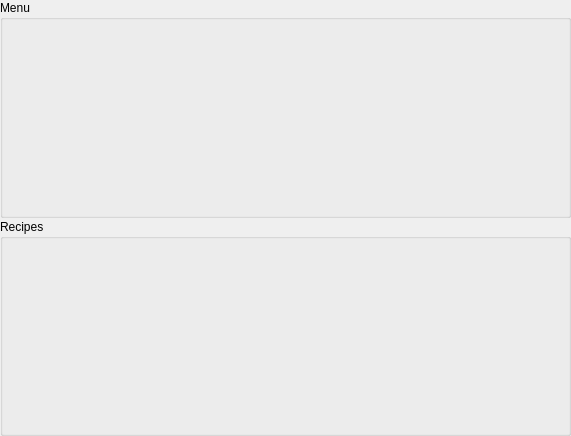
Before: the Qt Designer form FrontDesk/c5dishwidget.ui in End1-1/Cafe5, drawn with Qt 5.
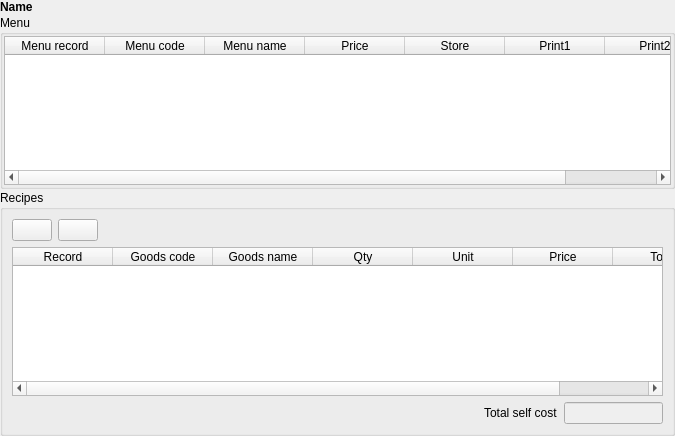
After: the same form once the commit is applied. Icons and pictures are not drawn. Custom widgets are drawn as their Qt base class.

```diff
--- a/FrontDesk/c5dishwidget.ui
+++ b/FrontDesk/c5dishwidget.ui
@@ -6,13 +6,13 @@
    <rect>
     <x>0</x>
     <y>0</y>
-    <width>571</width>
+    <width>675</width>
     <height>436</height>
    </rect>
   </property>
   <property name="minimumSize">
    <size>
-    <width>300</width>
+    <width>600</width>
     <height>0</height>
    </size>
   </property>
@@ -35,12 +35,87 @@
    <property name="bottomMargin">
     <number>0</number>
    </property>
+   <item>
+    <widget class="QLabel" name="lbName">
+     <property name="styleSheet">
+      <string notr="true">font-weight:bold;
+font-size:12px;</string>
+     </property>
+     <property name="text">
+      <string>Name</string>
+     </property>
+    </widget>
+   </item>
    <item>
     <widget class="QGroupBox" name="groupBox">
+     <property name="maximumSize">
+      <size>
+       <width>16777215</width>
+       <height>300</height>
+      </size>
+     </property>
      <property name="title">
       <string>Menu</string>
      </property>
-     <layout class="QHBoxLayout" name="hlMenu"/>
+     <layout class="QHBoxLayout" name="hlMenu">
+      <property name="leftMargin">
+       <number>1</number>
+      </property>
+      <property name="topMargin">
+       <number>1</number>
+      </property>
+      <property name="rightMargin">
+       <number>1</number>
+      </property>
+      <property name="bottomMargin">
+       <number>1</number>
+      </property>
+      <item>
+       <widget class="C5TableWidget" name="tblPricing">
+        <property name="maximumSize">
+         <size>
+          <width>16777215</width>
+          <height>16777215</height>
+         </size>
+        </property>
+        <column>
+         <property name="text">
+          <string>Menu record</string>
+         </property>
+        </column>
+        <column>
+         <property name="text">
+          <string>Menu code</string>
+         </property>
+        </column>
+        <column>
+         <property name="text">
+          <string>Menu name</string>
+         </property>
+        </column>
+        <column>
+         <property name="text">
+          <string>Price</string>
+         </property>
+        </column>
+        <column>
+         <property name="text">
+          <string>Store</string>
+         </property>
+        </column>
+        <column>
+         <property name="text">
+          <string>Print1</string>
+         </property>
+        </column>
+        <column>
+         <property name="text">
+          <string>Print2</string>
+         </property>
+        </column>
+       </widget>
+      </item>
+     </layout>
     </widget>
    </item>
    <item>
@@ -48,11 +123,175 @@
      <property name="title">
       <string>Recipes</string>
      </property>
-     <layout class="QHBoxLayout" name="hlRecipe"/>
+     <layout class="QVBoxLayout" name="verticalLayout_2">
+      <item>
+       <widget class="QWidget" name="widget" native="true">
+        <layout class="QHBoxLayout" name="horizontalLayout">
+         <property name="leftMargin">
+          <number>0</number>
+         </property>
+         <property name="topMargin">
+          <number>0</number>
+         </property>
+         <property name="rightMargin">
+          <number>0</number>
+         </property>
+         <property name="bottomMargin">
+          <number>0</number>
+         </property>
+         <item>
+          <widget class="QPushButton" name="btnAddRecipe">
+           <property name="text">
+            <string/>
+           </property>
+           <property name="icon">
+            <iconset resource="../resources/res.qrc">
+             <normaloff>:/add.png</normaloff>:/add.png</iconset>
+           </property>
+          </widget>
+         </item>
+         <item>
+          <widget class="QPushButton" name="btnRemoveRecipe">
+           <property name="text">
+            <string/>
+           </property>
+           <property name="icon">
+            <iconset resource="../resources/res.qrc">
+             <normaloff>:/remove.png</normaloff>:/remove.png</iconset>
+           </property>
+          </widget>
+         </item>
+         <item>
+          <spacer name="horizontalSpacer">
+           <property name="orientation">
+            <enum>Qt::Horizontal</enum>
+           </property>
+           <property name="sizeHint" stdset="0">
+            <size>
+             <width>584</width>
+             <height>20</height>
+            </size>
+           </property>
+          </spacer>
+         </item>
+        </layout>
+       </widget>
+      </item>
+      <item>
+       <widget class="C5TableWidget" name="tblRecipe">
+        <property name="sizePolicy">
+         <sizepolicy hsizetype="Expanding" vsizetype="Expanding">
+          <horstretch>0</horstretch>
+          <verstretch>2</verstretch>
+         </sizepolicy>
+        </property>
+        <column>
+         <property name="text">
+          <string>Record</string>
+         </property>
+        </column>
+        <column>
+         <property name="text">
+          <string>Goods code</string>
+         </property>
+        </column>
+        <column>
+         <property name="text">
+          <string>Goods name</string>
+         </property>
+        </column>
+        <column>
+         <property name="text">
+          <string>Qty</string>
+         </property>
+        </column>
+        <column>
+         <property name="text">
+          <string>Unit</string>
+         </property>
+        </column>
+        <column>
+         <property name="text">
+          <string>Price</string>
+         </property>
+        </column>
+        <column>
+         <property name="text">
+          <string>Total</string>
+         </property>
+        </column>
+       </widget>
+      </item>
+      <item>
+       <widget class="QWidget" name="widget_2" native="true">
+        <layout class="QHBoxLayout" name="horizontalLayout_2">
+         <property name="leftMargin">
+          <number>0</number>
+         </property>
+         <property name="topMargin">
+          <number>0</number>
+         </property>
+         <property name="rightMargin">
+          <number>0</number>
+         </property>
+         <property name="bottomMargin">
+          <number>0</number>
+         </property>
+         <item>
+          <spacer name="horizontalSpacer_2">
+           <property name="orientation">
+            <enum>Qt::Horizontal</enum>
+           </property>
+           <property name="sizeHint" stdset="0">
+            <size>
+             <width>473</width>
+             <height>20</height>
+            </size>
+           </property>
+          </spacer>
+         </item>
+         <item>
+          <widget class="QLabel" name="label">
+           <property name="text">
+            <string>Total self cost</string>
+           </property>
+          </widget>
+         </item>
+         <item>
+          <widget class="C5LineEdit" name="leTotal">
+           <property name="enabled">
+            <bool>false</bool>
+           </property>
+           <property name="maximumSize">
+            <size>
+             <width>100</width>
+             <height>16777215</height>
+            </size>
+           </property>
+          </widget>
+         </item>
+        </layout>
+       </widget>
+      </item>
+     </layout>
     </widget>
    </item>
   </layout>
  </widget>
- <resources/>
+ <customwidgets>
+  <customwidget>
+   <class>C5LineEdit</class>
+   <extends>QLineEdit</extends>
+   <header location="global">c5lineedit.h</header>
+  </customwidget>
+  <customwidget>
+   <class>C5TableWidget</class>
+   <extends>QTableWidget</extends>
+   <header location="global">c5tablewidget.h</header>
+  </customwidget>
+ </customwidgets>
+ <resources>
+  <include location="../resources/res.qrc"/>
+ </resources>
  <connections/>
 </ui>
```
